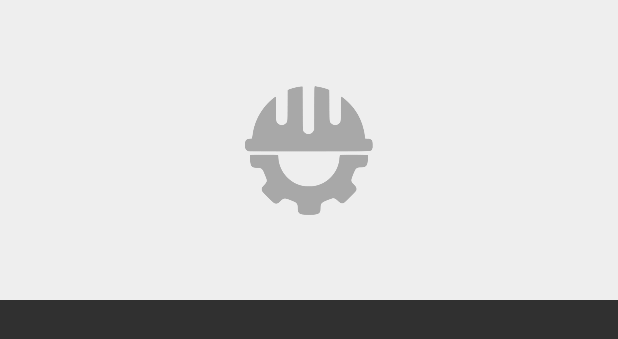
After one commit to mayurs-code/Buildovo_V3, an Android app: the layout sidebar_header.xml on its own in the app's theme, with its tools: preview values and no code run, on a phone screen of 412 x 824 dp. The commit adds this screen. Shown: the top 339 px of the screen. Run offline under Robolectric (Android 15) with nearby library versions, the phone set to English and light mode, and no system bars.

Commit message:
Commit next simple things got back

```diff
--- /dev/null
+++ b/app/src/main/res/layout/sidebar_header.xml
@@ -0,0 +1,31 @@
+<?xml version="1.0" encoding="utf-8"?>
+<com.google.android.material.navigation.NavigationView xmlns:android="http://schemas.android.com/apk/res/android"
+    xmlns:app="http://schemas.android.com/apk/res-auto"
+    xmlns:tools="http://schemas.android.com/tools"
+    android:layout_width="match_parent"
+    android:layout_height="200dp">
+
+    <androidx.constraintlayout.widget.ConstraintLayout
+        android:layout_width="match_parent"
+        android:layout_height="match_parent"
+        android:background="@color/greyLight"
+
+        android:orientation="vertical">
+
+        <ImageView
+            android:layout_width="0dp"
+            android:layout_height="150dp"
+            android:padding="32dp"
+            android:scaleType="fitCenter"
+            android:tint="@color/greyMedium"
+            app:layout_constraintBottom_toBottomOf="parent"
+            app:layout_constraintEnd_toEndOf="parent"
+            app:layout_constraintStart_toStartOf="parent"
+            app:layout_constraintTop_toTopOf="parent"
+            app:srcCompat="@drawable/buildovo_logo" />
+
+
+
+    </androidx.constraintlayout.widget.ConstraintLayout>
+
+</com.google.android.material.navigation.NavigationView>
--- a/app/src/main/res/values/strings.xml
+++ b/app/src/main/res/values/strings.xml
@@ -1,4 +1,6 @@
 <resources>
     <string name="app_name">Project Buildovo</string>
     <string name="categories">Categories</string>
+    <string name="Open">NavBar</string>
+    <string name="Close">NavBar</string>
 </resources>
```
Also changed, not shown: app/src/main/java/com/cognition/buildovov3/view/MainActivity.java (+36 -13 lines), app/src/main/res/drawable/cart_24px.xml (added, +9 -0 lines), app/src/main/res/drawable/face_24px.xml (added, +9 -0 lines), app/src/main/res/drawable/logout_vector.xml (added, +9 -0 lines), app/src/main/res/drawable/order_24px.xml (added, +9 -0 lines), app/src/main/res/drawable/payment_24px.xml (added, +9 -0 lines), app/src/main/res/layout/activity_main.xml (+25 -4 lines), app/src/main/res/menu/sidebar_items.xml (added, +34 -0 lines), app/src/main/res/drawable/buildovo_logo.png (added).
